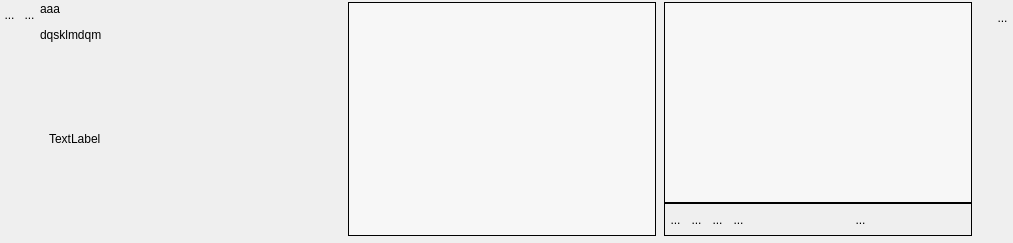
Before: the Qt Designer form UiQT5/desWidgetPlusieursIntoOrdonne.ui in SalomePlatform/eficas_tools, drawn with Qt 5.
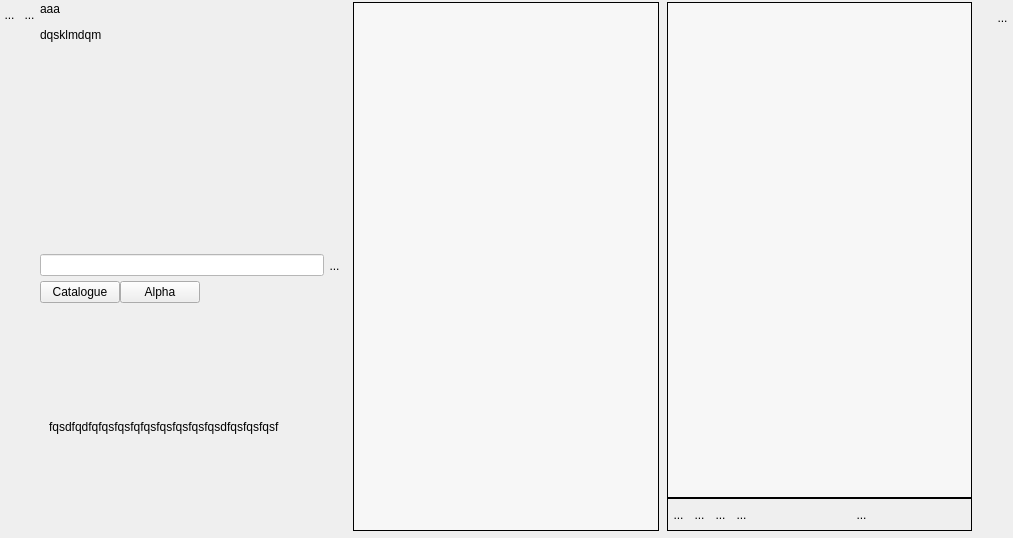
After: the same form once the commit is applied. Icons and pictures are not drawn. Custom widgets are drawn as their Qt base class.

Commit message: ajout filtre

```diff
--- a/UiQT5/desWidgetPlusieursIntoOrdonne.ui
+++ b/UiQT5/desWidgetPlusieursIntoOrdonne.ui
@@ -7,7 +7,7 @@
     <x>0</x>
     <y>0</y>
     <width>1013</width>
-    <height>243</height>
+    <height>538</height>
    </rect>
   </property>
   <property name="sizePolicy">
@@ -183,10 +183,118 @@
        </property>
       </widget>
      </item>
+     <item>
+      <spacer name="verticalSpacer_5">
+       <property name="orientation">
+        <enum>Qt::Vertical</enum>
+       </property>
+       <property name="sizeHint" stdset="0">
+        <size>
+         <width>20</width>
+         <height>40</height>
+        </size>
+       </property>
+      </spacer>
+     </item>
+     <item>
+      <layout class="QHBoxLayout" name="horizontalLayout_5">
+       <item>
+        <widget class="QLineEdit" name="LEFiltre">
+         <property name="styleSheet">
+          <string notr="true">background:rgb(255,255,255)
+
+</string>
+         </property>
+        </widget>
+       </item>
+       <item>
+        <widget class="QToolButton" name="PBFind">
+         <property name="minimumSize">
+          <size>
+           <width>21</width>
+           <height>31</height>
+          </size>
+         </property>
+         <property name="maximumSize">
+          <size>
+           <width>21</width>
+           <height>31</height>
+          </size>
+         </property>
+         <property name="toolTip">
+          <string>Détruit une ligne</string>
+         </property>
+         <property name="styleSheet">
+          <string notr="true">border : 0px</string>
+         </property>
+         <property name="text">
+          <string>...</string>
+         </property>
+         <property name="icon">
+          <iconset theme="find">
+           <normaloff>.</normaloff>.</iconset>
+         </property>
+         <property name="iconSize">
+          <size>
+           <width>32</width>
+           <height>32</height>
+          </size>
+         </property>
+        </widget>
+       </item>
+      </layout>
+     </item>
+     <item>
+      <layout class="QHBoxLayout" name="horizontalLayout_6">
+       <item>
+        <widget class="QPushButton" name="pushButton_5">
+         <property name="text">
+          <string>Catalogue</string>
+         </property>
+        </widget>
+       </item>
+       <item>
+        <widget class="QPushButton" name="pushButton_6">
+         <property name="text">
+          <string>Alpha</string>
+         </property>
+        </widget>
+       </item>
+       <item>
+        <spacer name="horizontalSpacer_7">
+         <property name="orientation">
+          <enum>Qt::Horizontal</enum>
+         </property>
+         <property name="sizeHint" stdset="0">
+          <size>
+           <width>40</width>
+           <height>20</height>
+          </size>
+         </property>
+        </spacer>
+       </item>
+      </layout>
+     </item>
+     <item>
+      <spacer name="verticalSpacer_6">
+       <property name="orientation">
+        <enum>Qt::Vertical</enum>
+       </property>
+       <property name="sizeType">
+        <enum>QSizePolicy::Fixed</enum>
+       </property>
+       <property name="sizeHint" stdset="0">
+        <size>
+         <width>20</width>
+         <height>20</height>
+        </size>
+       </property>
+      </spacer>
+     </item>
      <item>
       <widget class="QScrollArea" name="scrollArea_2">
        <property name="sizePolicy">
-        <sizepolicy hsizetype="Fixed" vsizetype="Expanding">
+        <sizepolicy hsizetype="Expanding" vsizetype="Expanding">
          <horstretch>0</horstretch>
          <verstretch>0</verstretch>
         </sizepolicy>
@@ -205,8 +313,8 @@
          <rect>
           <x>0</x>
           <y>0</y>
-          <width>112</width>
-          <height>172</height>
+          <width>296</width>
+          <height>188</height>
          </rect>
         </property>
         <property name="sizePolicy">
@@ -218,14 +326,8 @@
         <layout class="QVBoxLayout" name="verticalLayout_6">
          <item>
           <widget class="QLabel" name="monCommentaireLabel">
-           <property name="sizePolicy">
-            <sizepolicy hsizetype="MinimumExpanding" vsizetype="MinimumExpanding">
-             <horstretch>0</horstretch>
-             <verstretch>0</verstretch>
-            </sizepolicy>
-           </property>
            <property name="text">
-            <string>TextLabel</string>
+            <string>fqsdfqdfqfqsfqsfqfqsfqsfqsfqsfqsdfqsfqsfqsf</string>
            </property>
           </widget>
          </item>
@@ -282,8 +384,8 @@
        <rect>
         <x>0</x>
         <y>0</y>
-        <width>301</width>
-        <height>232</height>
+        <width>300</width>
+        <height>527</height>
        </rect>
       </property>
       <property name="sizePolicy">
@@ -371,7 +473,7 @@
             <x>0</x>
             <y>0</y>
             <width>297</width>
-            <height>187</height>
+            <height>482</height>
            </rect>
           </property>
           <property name="sizePolicy">
```
Left out of the diff: 42 changed lines with no effect on the pictures. The commit also changes 2 other files.
